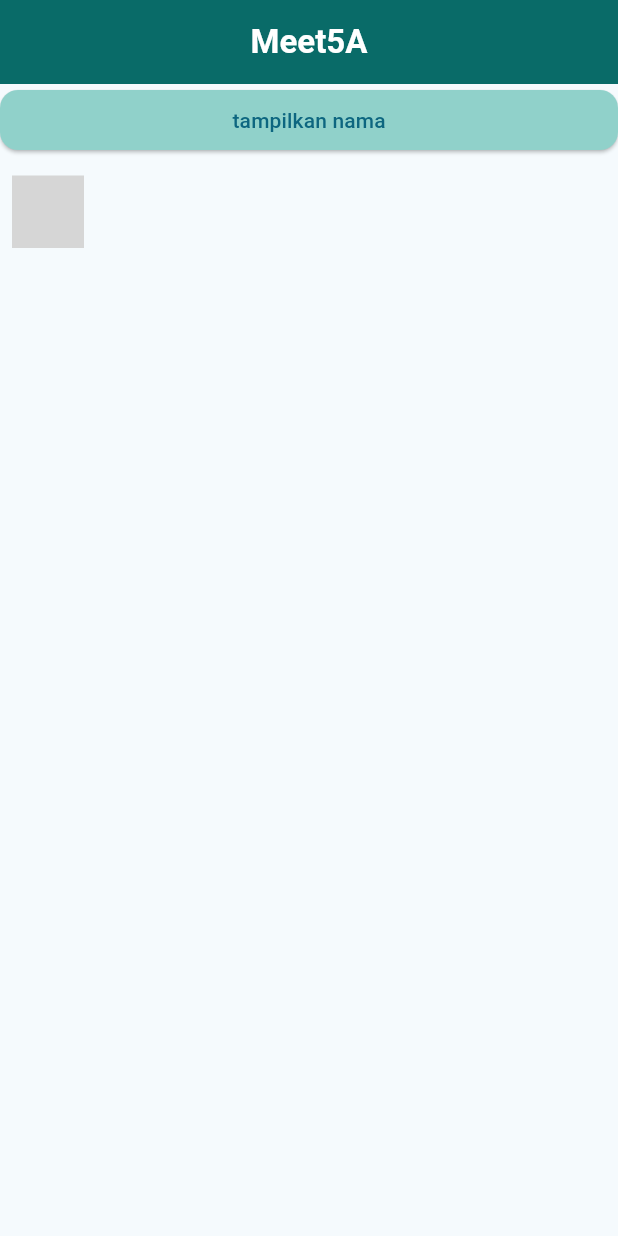
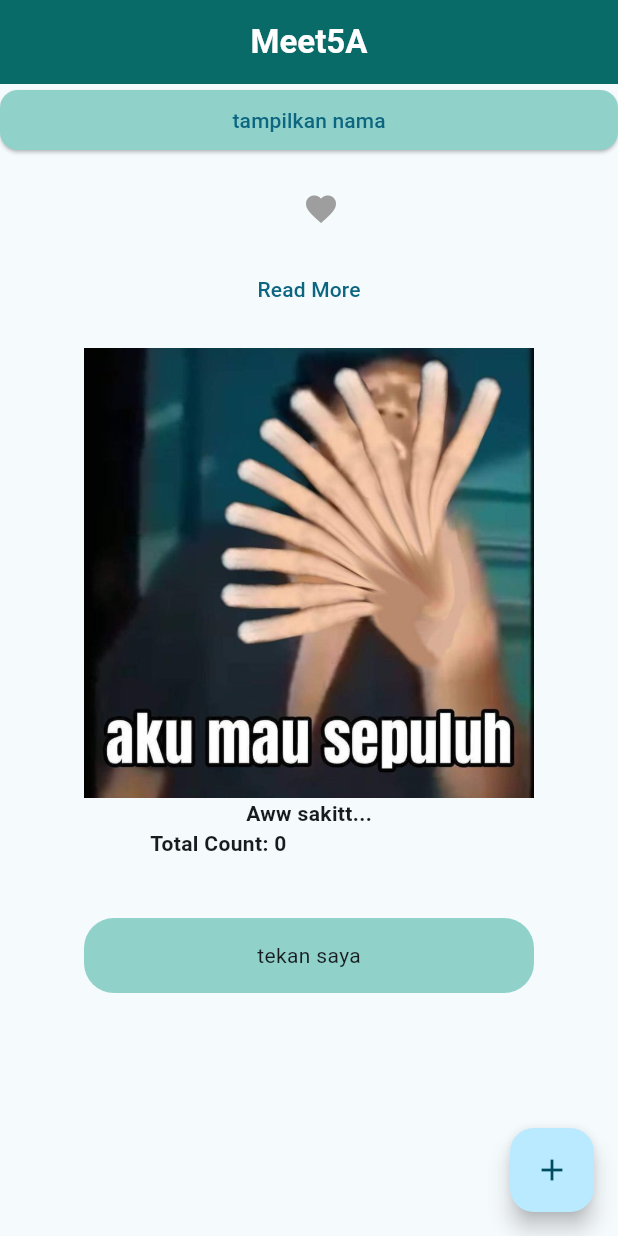
Before and after one commit to qeisandi/andippkd_mpro_b2, a Flutter app: the screen it shows after launch, on a phone screen of 412 x 824 dp. Run offline on Flutter 3.47's test engine with Material 3 defaults, Android fonts, the phone set to English and light mode, and no system bars; grey boxes are pictures that could not be loaded.

Commit message:
tugas 5 flutter

```diff
--- a/lib/meet_lima/tugas_lima_flutter.dart
+++ b/lib/meet_lima/tugas_lima_flutter.dart
@@ -10,6 +10,10 @@ class MeetLima extends StatefulWidget {
 class _MeetLimaState extends State<MeetLima> {
   bool _showName = false;
   bool _ikonFav = false;
+  bool _readMore = false;
+  int _nilaiTambah = 0;
+  bool _isClick = false;
+  bool _sentuh = false;
   @override
   Widget build(BuildContext context) {
     return Scaffold(
@@ -51,17 +55,135 @@ class _MeetLimaState extends State<MeetLima> {
             ),
           Row(
             children: [
-              IconButton(
-                icon: Icon(Icons.favorite, color: Colors.red, Colors.grey),
-                onPressed: () {
-                  setState(() {
-                    _ikonFav = !_ikonFav
-                  });
-                },
+              Row(
+                children: [
+                  Padding(
+                    padding: EdgeInsets.symmetric(vertical: 30, horizontal: 95),
+                  ),
+                  IconButton(
+                    onPressed: () {
+                      setState(() {
+                        _ikonFav = !_ikonFav;
+                      });
+                    },
+                    icon: Icon(
+                      color: _ikonFav ? Colors.red : Colors.grey,
+                      Icons.favorite,
+                    ),
+                  ),
+                ],
               ),
             ],
           ),
+          if (_ikonFav) Text('Like'),
+          Column(
+            children: [
+              TextButton(
+                onPressed: () {
+                  setState(() {
+                    _readMore = !_readMore;
+                  });
+                },
+                child: Text('Read More'),
+              ),
+            ],
+          ),
+          if (_readMore)
+            Text(
+              'Selamat datang di salah satu pusat pelatihan daerah jakarta pusat',
+              textAlign: TextAlign.center,
+            ),
+          SizedBox(height: 15),
+          // Text(
+          //   '$_nilaiTambah',
+          //   style: TextStyle(fontWeight: FontWeight.bold, fontSize: 50),
+          // ),
+          Column(
+            children: [
+              InkWell(
+                onTap: () {
+                  setState(() {
+                    _isClick = !_isClick;
+                    print('Kotak disentuh');
+                  });
+                },
+                child: Column(
+                  children: [
+                    Image.asset(
+                      'assets/image/meme.jpg',
+                      height: 300,
+                      width: 300,
+                      fit: BoxFit.cover,
+                    ),
+                    // Container(
+                    // color: Color(0xff90D1CA),
+                    // child: Center(child: Text('Ayo pukul aku')),
+                    // ),
+                    Text(
+                      _isClick ? "" : "Aww sakitt...",
+                      style: TextStyle(fontWeight: FontWeight.bold),
+                    ),
+                    Row(
+                      children: [
+                        Padding(padding: EdgeInsets.symmetric(horizontal: 50)),
+                        Text(
+                          'Total Count: $_nilaiTambah',
+                          style: TextStyle(fontWeight: FontWeight.bold),
+                        ),
+                      ],
+                    ),
+                  ],
+                ),
+              ),
+            ],
+          ),
+          SizedBox(height: 40),
+          GestureDetector(
+            onTap: () {
+              setState(() {
+                _sentuh = !_sentuh;
+                print('Di tekan sekali');
+              });
+            },
+            onDoubleTap: () {
+              setState(() {
+                _sentuh = !_sentuh;
+                print('Di tekan Dua kali');
+              });
+            },
+            onLongPress: () {
+              setState(() {
+                _sentuh = !_sentuh;
+                print('Di tekan Lama');
+              });
+            },
+            child: Column(
+              children: [
+                Container(
+                  decoration: BoxDecoration(
+                    color: Color(0xff90D1CA),
+                    borderRadius: BorderRadius.all(Radius.circular(20)),
+                  ),
+                  height: 50,
+                  width: 300,
+                  child: Center(child: Text('tekan saya')),
+                ),
+              ],
+            ),
+          ),
         ],
+      ),
+      floatingActionButton: FloatingActionButton(
+        onPressed: () {
+          setState(() {
+            if (_nilaiTambah >= 50) {
+              _nilaiTambah = 0;
+            } else {
+              _nilaiTambah++;
+            }
+          });
+        },
+        child: Icon(Icons.add),
       ),
     );
   }
```
Also changed, not shown: assets/image/meme.jpg (added).
